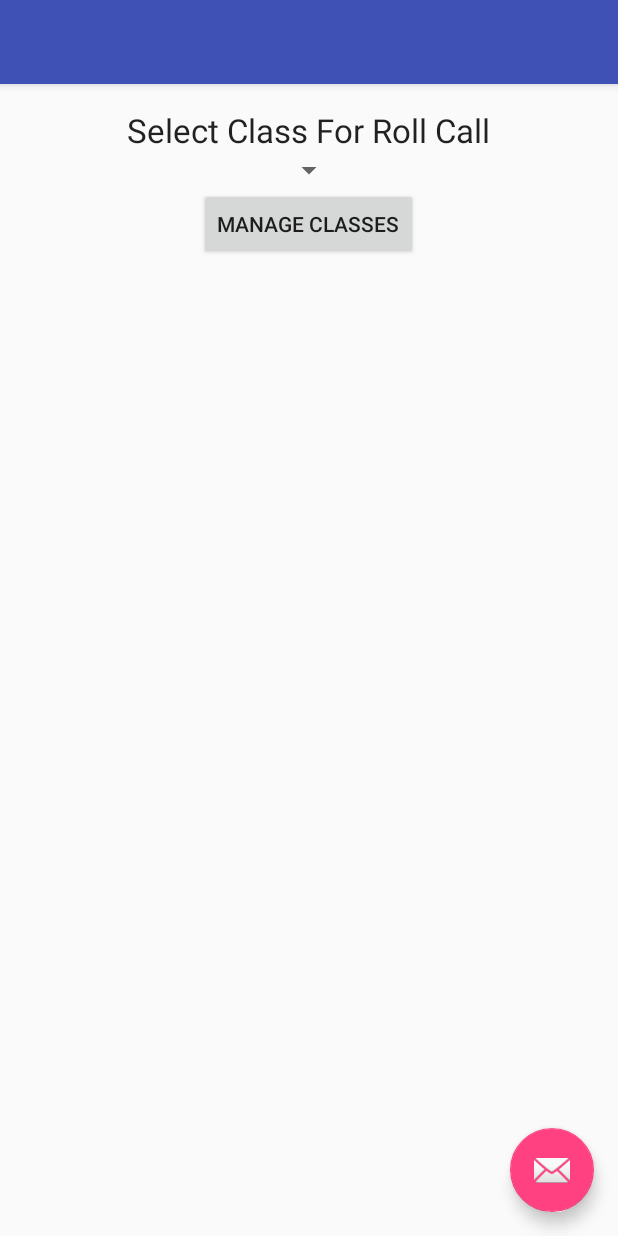
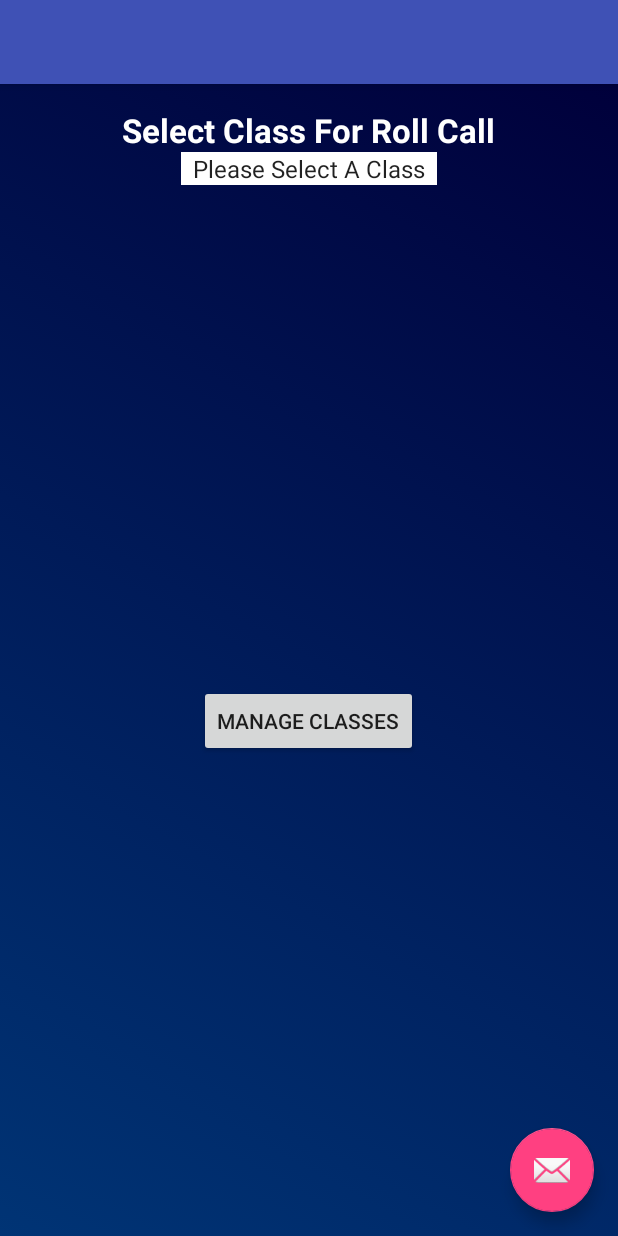
Before and after one commit to jricha22/JeffRichardsRollCall, an Android app: the screen it shows after launch (MainActivity), on a phone screen of 412 x 824 dp. Run offline under Robolectric (Android 15) with nearby library versions, the phone set to English and light mode, and no system bars.

Commit message:
Hours of flailing on bullshit android crap that just doesn't work as advertised. Hacking this steaming pile of manure into submission.

```diff
--- a/app/build.gradle
+++ b/app/build.gradle
@@ -6,7 +6,7 @@ android {
 
     defaultConfig {
         applicationId "edu.westga.jeffrichardsrollcall"
-        minSdkVersion 15
+        minSdkVersion 16
         targetSdkVersion 23
         versionCode 1
         versionName "1.0"
--- a/app/src/main/java/edu/westga/jeffrichardsrollcall/model/DatabaseHandler.java
+++ b/app/src/main/java/edu/westga/jeffrichardsrollcall/model/DatabaseHandler.java
@@ -51,11 +51,6 @@ public class DatabaseHandler extends SQLiteOpenHelper {
         System.out.println(CREATE_STUDENTS_TABLE);
         db.execSQL(CREATE_CLASSES_TABLE);
         db.execSQL(CREATE_STUDENTS_TABLE);
-    }
-
-    @Override
-    public void onConfigure(SQLiteDatabase db){
-        db.setForeignKeyConstraintsEnabled(true);
     }
 
     @Override
@@ -131,6 +126,7 @@ public class DatabaseHandler extends SQLiteOpenHelper {
     // Deleting single contact
     public boolean deleteClass(String deletedClass) {
         SQLiteDatabase db = this.getWritableDatabase();
+        db.delete(TABLE_STUDENTS, CLASS_KEY + " = ?", new String[] { deletedClass });
         int count = db.delete(TABLE_CLASSES, CLASS_ID + " = ?", new String[] { deletedClass });
         db.close();
         return count == 1;
--- a/app/src/main/java/edu/westga/jeffrichardsrollcall/view/MainActivity.java
+++ b/app/src/main/java/edu/westga/jeffrichardsrollcall/view/MainActivity.java
@@ -22,7 +22,6 @@ public class MainActivity extends AppCompatActivity {
     public final static String CLASS_SELECTION = "edu.westga.jeffrichardsrollcall.main.CLASS_SELECTION";
 
     private Spinner classSpinner;
-    private boolean ignoreSelection;
     private ArrayAdapter<String> classList;
     private DatabaseHandler myDbHandler;
 
@@ -31,7 +30,6 @@ public class MainActivity extends AppCompatActivity {
         super.onCreate(savedInstanceState);
         setContentView(R.layout.activity_main);
         this.myDbHandler = new DatabaseHandler(this.getApplicationContext());
-        this.ignoreSelection = true;
         this.classSpinner = (Spinner) findViewById(R.id.spnClasses);
         ArrayList<String> choices = new ArrayList<>();
         this.classList = new ArrayAdapter<>(this, android.R.layout.simple_spinner_item, choices);
@@ -41,8 +39,7 @@ public class MainActivity extends AppCompatActivity {
         this.classSpinner.setOnItemSelectedListener(new AdapterView.OnItemSelectedListener() {
             @Override
             public void onItemSelected(AdapterView<?> parentView, View selectedItemView, int position, long id) {
-                if (ignoreSelection) {
-                    ignoreSelection = false;
+                if (position == 0) {
                     return;
                 }
                 Intent intent = new Intent(MainActivity.this, ClassRollCallActivity.class);
@@ -62,6 +59,7 @@ public class MainActivity extends AppCompatActivity {
     public void onResume(){
         super.onResume();
         this.populateClasses();
+        this.classSpinner.setSelection(0);
     }
 
     public void onManage(View view) {
@@ -72,6 +70,7 @@ public class MainActivity extends AppCompatActivity {
     private void populateClasses() {
         ArrayList<String> newClasses = this.myDbHandler.getAllClasses();
         this.classList.clear();
+        this.classList.add(getResources().getString(R.string.select_class));
         for (String aClass: newClasses) {
             this.classList.add(aClass);
         }
--- a/app/src/main/java/edu/westga/jeffrichardsrollcall/view/ManageActivity.java
+++ b/app/src/main/java/edu/westga/jeffrichardsrollcall/view/ManageActivity.java
@@ -92,6 +92,8 @@ public class ManageActivity extends AppCompatActivity {
         for (String aClass: newClasses) {
             this.classAdapter.add(aClass);
         }
+        this.deleteClass.setEnabled(false);
+        this.manageStudents.setEnabled(false);
     }
 
     public void onAddClass(View view) {
--- /dev/null
+++ b/app/src/main/res/drawable/background.xml
@@ -0,0 +1,22 @@
+<?xml version="1.0" encoding="utf-8"?>
+<selector xmlns:android="http://schemas.android.com/apk/res/android">
+    <item>
+        <shape>
+            <gradient
+                android:type="linear"
+                android:startColor="#FF003475"
+                android:endColor="#FF00003B"
+                android:angle="45"/>
+            <!-- <gradient
+                android:startColor="#000000"
+                android:centerColor="#5b5b5b"
+                android:endColor="#000000"
+                android:angle="0" /> -->
+            <!--<gradient
+                android:startColor="#FF000000"
+                android:centerColor="#FFff0000"
+                android:endColor="#FF000000"
+                android:angle="0" />-->
+        </shape>
+    </item>
+</selector>
--- a/app/src/main/res/layout/content_class_roll_call.xml
+++ b/app/src/main/res/layout/content_class_roll_call.xml
@@ -11,6 +11,7 @@
     android:paddingTop="@dimen/activity_vertical_margin"
     app:layout_behavior="@string/appbar_scrolling_view_behavior"
     tools:context="edu.westga.jeffrichardsrollcall.view.ClassRollCallActivity"
+    android:background="@drawable/background"
     tools:showIn="@layout/activity_class_roll_call">
 
     <TextView
@@ -21,5 +22,6 @@
         android:id="@+id/lblText"
         android:layout_alignParentTop="true"
         android:layout_centerHorizontal="true"
-        android:layout_marginTop="48dp" />
+        android:layout_marginTop="48dp"
+        android:textColor="#ffffff" />
 </LinearLayout>
--- a/app/src/main/res/layout/content_main.xml
+++ b/app/src/main/res/layout/content_main.xml
@@ -9,6 +9,7 @@
     android:paddingLeft="@dimen/activity_horizontal_margin"
     android:paddingRight="@dimen/activity_horizontal_margin"
     android:paddingTop="@dimen/activity_vertical_margin"
+    android:background="@drawable/background"
     app:layout_behavior="@string/appbar_scrolling_view_behavior"
     tools:context=".view.MainActivity"
     tools:showIn="@layout/activity_main">
@@ -21,7 +22,9 @@
         android:id="@+id/textView2"
         android:layout_above="@+id/spnClasses"
         android:layout_centerHorizontal="true"
-        android:layout_gravity="center_horizontal" />
+        android:layout_gravity="center_horizontal"
+        android:textColor="#ffffff"
+        android:textStyle="bold" />
 
     <Spinner
         android:layout_width="wrap_content"
@@ -31,7 +34,13 @@
         android:layout_alignParentTop="true"
         android:layout_alignParentRight="true"
         android:layout_alignParentEnd="true"
-        android:layout_gravity="center_horizontal" />
+        android:layout_gravity="center_horizontal"
+        android:background="#ffffff"
+        android:clickable="true" />
+
+    <Space
+        android:layout_width="20px"
+        android:layout_height="500px" />
 
     <Button
         android:layout_width="wrap_content"
--- a/app/src/main/res/values/strings.xml
+++ b/app/src/main/res/values/strings.xml
@@ -14,4 +14,5 @@
     <string name="add_student">Add Student</string>
     <string name="students">Students</string>
     <string name="class_label">Class:</string>
+    <string name="select_class">Please Select A Class</string>
 </resources>
```
Also changed, not shown: app/src/main/res/layout/content_manage.xml (+8 -3 lines), app/src/main/res/layout/content_manage_students.xml (+8 -3 lines).
